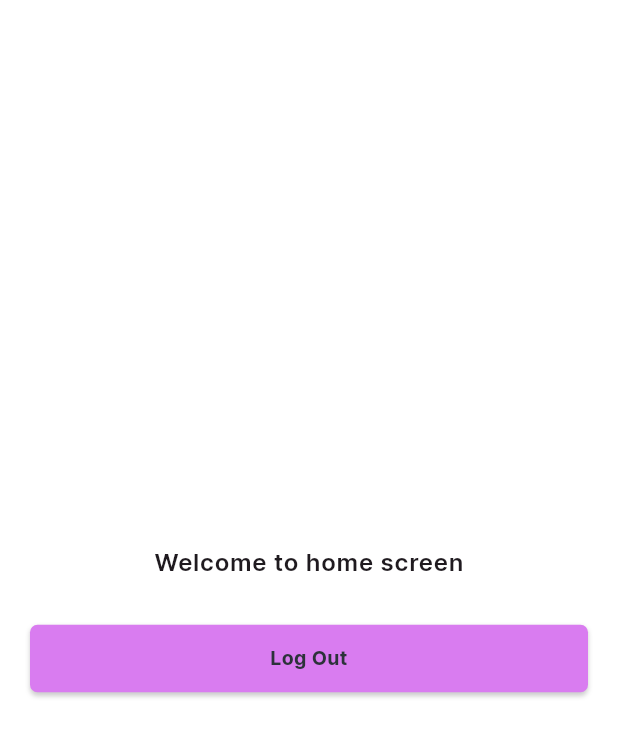
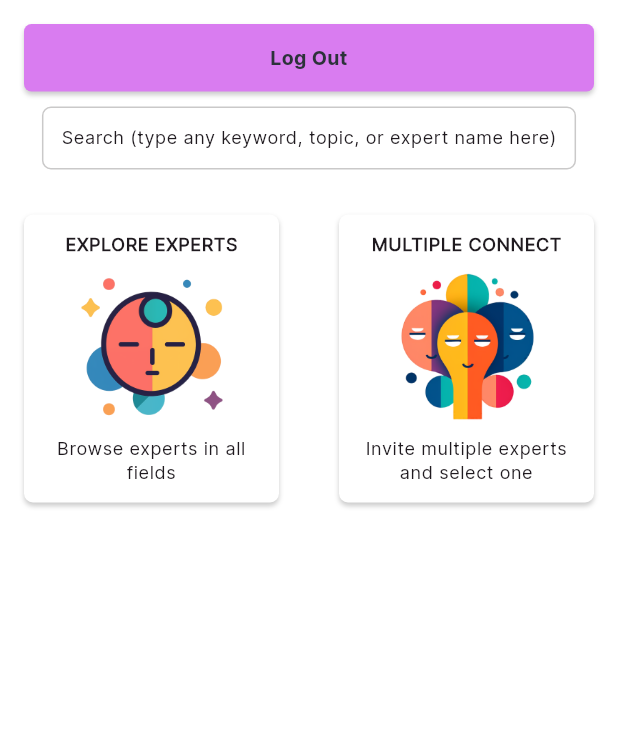
Before and after one commit to Darshan-Malaviya/MIRL-App-Flutter, a Flutter app: the HomeScreen screen opened by its route, on a phone screen of 412 x 824 dp. Shown: the top 737 px of the screen. Run offline on Flutter 3.47's test engine with Material 3 defaults, Android fonts, the phone set to English and light mode, and no system bars; our stand-ins replace connectivity_plus, device_info_plus, dio, easy_localization, extended_image, firebase_core and 12 more; missing offline and left inert: dio_cache_interceptor, dio_cache_interceptor_hive_store, flutter_callkit_incoming, flutter_facebook_auth; accounts and stored records are empty; generated files the repository leaves out were written again.

Commit message:
- Add home page strings and images.

```diff
--- a/assets/translations/en.json
+++ b/assets/translations/en.json
@@ -19,5 +19,21 @@
   "yes": "Yes",
   "no": "No",
   "submit": "Submit",
-  "notNow": "Not now"
+  "notNow": "Not now",
+  "searchTypeAnyKeyword": "Search (type any keyword, topic, or expert name here)",
+  "exploreExperts": "EXPLORE EXPERTS",
+  "multipleConnect" : "MULTIPLE CONNECT",
+  "browseExpertsFields": "Browse experts in all fields",
+  "inviteMultipleExpertsAndSelectOne" : "Invite multiple experts and select one",
+  "seeAllExpertCategoryAndTopics": "SEE ALL EXPERT CATEGORIES AND TOPICS",
+  "yourFavoriteExperts": "YOUR FAVORITE EXPERTS",
+  "darnNoFavoriteExperts": "Darn, no favorite experts or buddies? Maybe it’s time to look around and pick a few!",
+  "yourPastConversations": "YOUR PAST CONVERSATIONS",
+  "cricketsTalkToSomeone": "Crickets! Talk to someone and watch this space fill up!",
+  "typeSomethingHere": "Type something here...",
+  "experts": "EXPERTS",
+  "expertCategories": "EXPERT CATEGORIES",
+  "topicsWithCategories": "TOPICS WITHIN EXPERT CATEGORIES",
+  "noResultsFoundTypeSomethingElse": "NO RESULTS FOUND! TYPE SOMETHING ELSE?"
+
 }
--- a/lib/infrastructure/commons/constants/image_constants.dart
+++ b/lib/infrastructure/commons/constants/image_constants.dart
@@ -21,6 +21,8 @@ ImageConstants {
   static const friends = '${imagePath}friends.png';
   static const plus = '${imagePath}plus.png';
   static const minus = '${imagePath}minus.png';
+  static const expert = '${imagePath}expert.png';
+  static const multipleConnect = '${imagePath}multiple_connect.png';
 
 
 
--- a/lib/ui/screens/home_screen/home_screen.dart
+++ b/lib/ui/screens/home_screen/home_screen.dart
@@ -1,14 +1,8 @@
-import 'package:flutter/material.dart';
+import 'package:easy_localization/easy_localization.dart';
 import 'package:flutter_riverpod/flutter_riverpod.dart';
-import 'package:mirl/infrastructure/commons/constants/route_constants.dart';
-import 'package:mirl/infrastructure/commons/constants/string_constants.dart';
-import 'package:mirl/infrastructure/commons/extensions/navigator_extension.dart';
-import 'package:mirl/infrastructure/commons/extensions/ui_extensions/font_family_extension.dart';
-import 'package:mirl/infrastructure/commons/extensions/ui_extensions/padding_extension.dart';
-import 'package:mirl/infrastructure/commons/extensions/ui_extensions/size_extension.dart';
-import 'package:mirl/infrastructure/services/shared_pref_helper.dart';
-import 'package:mirl/ui/common/button_widget/primary_button.dart';
-import 'package:mirl/ui/common/text_widgets/base/text_widgets.dart';
+import 'package:mirl/generated/locale_keys.g.dart';
+import 'package:mirl/infrastructure/commons/exports/common_exports.dart';
+
 
 class HomeScreen extends ConsumerStatefulWidget {
   const HomeScreen({super.key});
@@ -21,26 +15,106 @@ class _HomeScreenState extends ConsumerState<HomeScreen> {
   @override
   Widget build(BuildContext context) {
    return Scaffold(
-        body: Column(
-      mainAxisAlignment: MainAxisAlignment.center,
+     appBar: AppBarWidget(
+       preferSize: 0,
+     ),
+     body: SingleChildScrollView(
+       child: Column(
          children: [
-        Center(
-          child: BodyLargeText(
-            title: "Welcome to home screen",
-            fontFamily: FontWeightEnum.w600.toInter,
-            fontSize: 20,
-          ),
-        ),
-        30.0.spaceY,
            PrimaryButton(
              title: StringConstants.logOut,
              onPressed: () async {
                SharedPrefHelper.clearPrefs();
-            // ignore: use_build_context_synchronously
                context.toPushNamedAndRemoveUntil(RoutesConstants.loginScreen);
              },
            ),
+           10.0.spaceY,
+           Container(
+             decoration: BoxDecoration(
+                borderRadius: BorderRadius.circular(6.0),
+               border: Border.all(color: ColorConstants.dropDownBorderColor)),
+             child: BodySmallText(
+               maxLine: 2,
+               title: LocaleKeys.searchTypeAnyKeyword.tr(),
+             ).addAllMargin(12),
+           ),
+           30.0.spaceY,
+           Row(
+             mainAxisAlignment: MainAxisAlignment.spaceBetween,
+             children: [
+               Flexible(
+                 child: Container(
+                   decoration: BoxDecoration(
+                     color: ColorConstants.whiteColor,
+                       borderRadius: BorderRadius.circular(6.0),
+                       boxShadow: [
+                            BoxShadow(
+                              color: Color(0x33000000),
+                              blurRadius: 2,
+                              offset: Offset(0, 2),
+                              spreadRadius: 0,
+                            )
+                          ]),
+                      child:   Column(
+                     children: [
+                       BodySmallText(
+                         fontWeight: FontWeight.w700,
+                         title: LocaleKeys.exploreExperts.tr().toUpperCase(),
+                       ),
+                       10.0.spaceY,
+                       Image.asset(ImageConstants.expert,
+                       height: 100,
+                       width: 100,),
+                       10.0.spaceY,
+                       BodySmallText(
+                         title: LocaleKeys.browseExpertsFields.tr(),
+                         titleTextAlign: TextAlign.center,
+                         maxLine: 3,
+                       ),
                      ],
-    ).addAllPadding(20));
+                   ).addAllMargin(12)
+                 ),
+               ),
+               40.0.spaceX,
+               Flexible(
+                 child: Container(
+                     decoration: BoxDecoration(
+                       color: ColorConstants.whiteColor,
+                         borderRadius: BorderRadius.circular(6.0),
+                         boxShadow: [
+                           BoxShadow(
+                             color: Color(0x33000000),
+                             blurRadius: 2,
+                             offset: Offset(0, 2),
+                             spreadRadius: 0,
+                           )
+                         ]),
+                     child:   Column(
+                       children: [
+                         BodySmallText(
+                           fontWeight: FontWeight.w700,
+                           title: LocaleKeys.multipleConnect.tr().toUpperCase(),
+                         ),
+                         10.0.spaceY,
+                         Image.asset(ImageConstants.multipleConnect,
+                           height: 100,
+                           width: 100,),
+                         10.0.spaceY,
+                         BodySmallText(
+                           title: LocaleKeys.inviteMultipleExpertsAndSelectOne.tr(),
+                           titleTextAlign: TextAlign.center,
+                           maxLine: 3,
+                         ),
+                       ],
+                     ).addAllMargin(12)
+                 ),
+               ),
+             ],
+           ),
+           10.0.spaceY,
+         ],
+       ).addPaddingXY(paddingX: 16, paddingY: 16),
+     ),
+   );
   }
 }
```
Also changed, not shown: assets/images/expert.png (added), assets/images/multiple_connect.png (added), 1 other file. Lines whose indentation alone changed are shown as unchanged.
